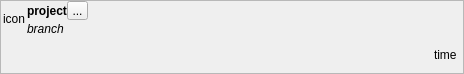
Above: ui/JenkinsBuildBranchFrame.ui from germaniumhq/felix before the change. Below: the same form after it.
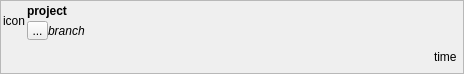
That is the form after the change.

The edit to the form file:
```diff
--- a/ui/JenkinsBuildBranchFrame.ui
+++ b/ui/JenkinsBuildBranchFrame.ui
@@ -91,22 +91,6 @@
               </property>
              </widget>
             </item>
-            <item>
-             <widget class="QToolButton" name="ignore_branch_button">
-              <property name="styleSheet">
-               <string notr="true">padding: 0;</string>
-              </property>
-              <property name="text">
-               <string>...</string>
-              </property>
-              <property name="checkable">
-               <bool>true</bool>
-              </property>
-              <property name="checked">
-               <bool>false</bool>
-              </property>
-             </widget>
-            </item>
             <item>
              <spacer name="horizontalSpacer_2">
               <property name="orientation">
@@ -130,6 +114,27 @@
            </layout>
           </item>
           <item>
+           <layout class="QHBoxLayout" name="horizontalLayout_5">
+            <item>
+             <widget class="QToolButton" name="ignore_branch_button">
+              <property name="toolTip">
+               <string>Ignore this branch from the total build status.</string>
+              </property>
+              <property name="styleSheet">
+               <string notr="true">padding: 0;</string>
+              </property>
+              <property name="text">
+               <string>...</string>
+              </property>
+              <property name="checkable">
+               <bool>true</bool>
+              </property>
+              <property name="checked">
+               <bool>false</bool>
+              </property>
+             </widget>
+            </item>
+            <item>
            <widget class="QLabel" name="branch_name_label">
             <property name="cursor">
              <cursorShape>ArrowCursor</cursorShape>
@@ -141,6 +146,8 @@
              <string>branch</string>
             </property>
            </widget>
+            </item>
+           </layout>
           </item>
          </layout>
         </item>
```
Lines whose indentation alone changed are shown as unchanged.
